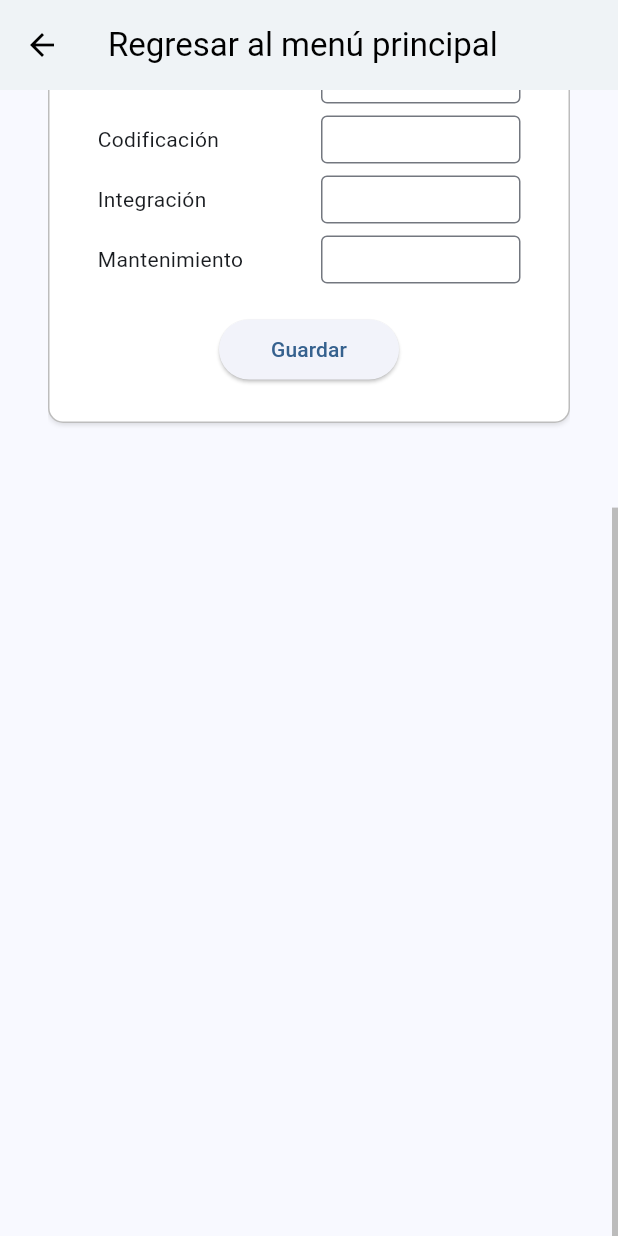
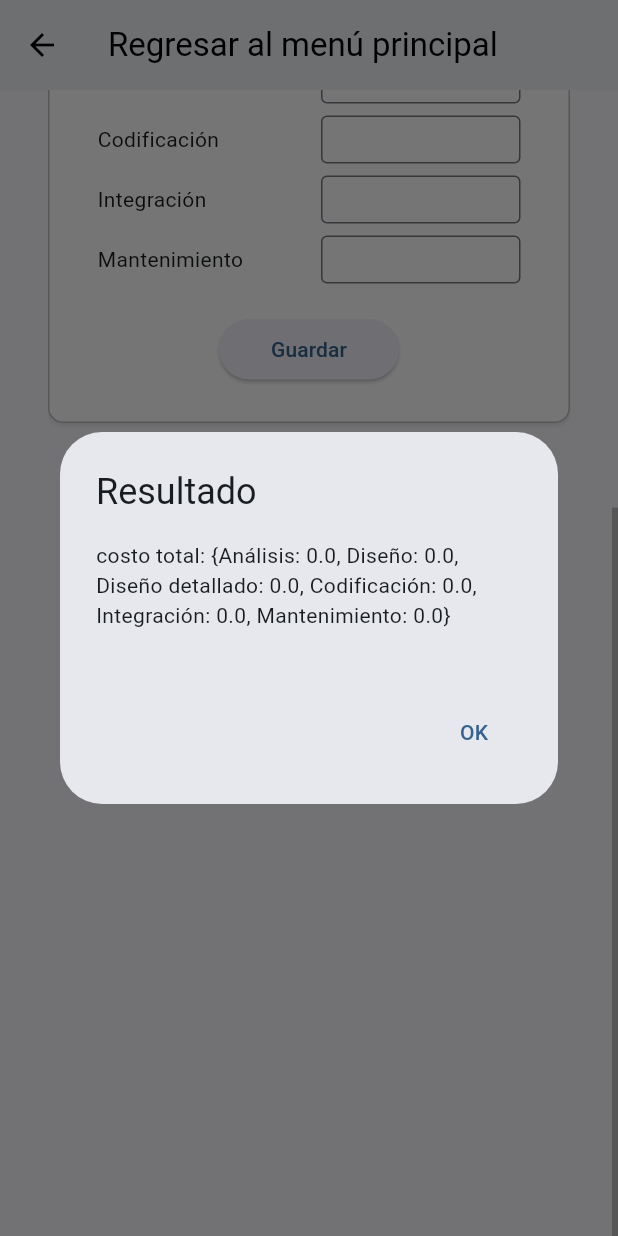
Before and after one commit to angelmendez2111/cocomo, a Flutter app: the Cocomo81View screen opened directly, tab 2 chosen, scrolled down 438 dp, after a tap on "Guardar", on a phone screen of 412 x 824 dp. Run offline on Flutter 3.47's test engine with Material 3 defaults, Android fonts, the phone set to English and light mode, and no system bars.

Commit message:
add funcionalidad costo persona-mes

```diff
--- a/lib/views/cocomo81.dart
+++ b/lib/views/cocomo81.dart
@@ -84,108 +84,7 @@ class Cocomo81View extends StatelessWidget {
                                   SingleChildScrollView(
                                     child: _ModoYTamanoTab(),
                                   ),
-                                  Column(
-                                    mainAxisAlignment: MainAxisAlignment.start,
-                                    children: [
-                                      const SizedBox(height: 12),
-                                      Center(
-                                        child: Container(
-                                          constraints: const BoxConstraints(
-                                            maxWidth: 600,
-                                          ),
-                                          padding: const EdgeInsets.symmetric(
-                                            horizontal: 32,
-                                            vertical: 24,
-                                          ),
-                                          decoration: BoxDecoration(
-                                            color: Colors.white,
-                                            border: Border.all(
-                                              color: Colors.black26,
-                                            ),
-                                            borderRadius: BorderRadius.circular(
-                                              10,
-                                            ),
-                                            boxShadow: [
-                                              BoxShadow(
-                                                color: Colors.black12,
-                                                blurRadius: 2,
-                                                offset: Offset(0, 1),
-                                              ),
-                                            ],
-                                          ),
-                                          child: Column(
-                                            mainAxisSize: MainAxisSize.min,
-                                            crossAxisAlignment:
-                                                CrossAxisAlignment.center,
-                                            children: [
-                                              const Center(
-                                                child: Text(
-                                                  'Costo persona-mes',
-                                                  style: TextStyle(
-                                                    fontSize: 24,
-                                                    fontWeight: FontWeight.bold,
-                                                  ),
-                                                  textAlign: TextAlign.center,
-                                                ),
-                                              ),
-                                              const SizedBox(height: 16),
-                                              Row(
-                                                children: const [
-                                                  Expanded(
-                                                    child: Text(
-                                                      'Etapa',
-                                                      style: TextStyle(
-                                                        fontWeight:
-                                                            FontWeight.bold,
-                                                      ),
-                                                    ),
-                                                  ),
-                                                  Expanded(
-                                                    child: Text(
-                                                      'Costo persona-mes',
-                                                      style: TextStyle(
-                                                        fontWeight:
-                                                            FontWeight.bold,
-                                                      ),
-                                                      textAlign:
-                                                          TextAlign.center,
-                                                    ),
-                                                  ),
-                                                ],
-                                              ),
-                                              const SizedBox(height: 4),
-                                              _CostoPersonaMesRow(
-                                                etapa: 'Análisis',
-                                              ),
-                                              _CostoPersonaMesRow(
-                                                etapa: 'Diseño',
-                                              ),
-                                              _CostoPersonaMesRow(
-                                                etapa: 'Diseño detallado',
-                                              ),
-                                              _CostoPersonaMesRow(
-                                                etapa: 'Codificación',
-                                              ),
-                                              _CostoPersonaMesRow(
-                                                etapa: 'Integración',
-                                              ),
-                                              _CostoPersonaMesRow(
-                                                etapa: 'Mantenimiento',
-                                              ),
-                                              const SizedBox(height: 16),
-                                              SizedBox(
-                                                width: 120,
-                                                child: ElevatedButton(
-                                                  onPressed: () {},
-                                                  child: const Text('Guardar'),
-                                                ),
-                                              ),
-                                            ],
-                                          ),
-                                        ),
-                                      ),
-                                    ],
-                                  ),
+                                  const _CostoPersonaMesTab(),
                                   const _EstimacionTab(),
                                 ],
                               ),
@@ -959,7 +858,9 @@ class _CostDriverBox extends StatelessWidget {
 
 class _CostoPersonaMesRow extends StatelessWidget {
   final String etapa;
-  const _CostoPersonaMesRow({required this.etapa});
+  final TextEditingController controller;
+
+  const _CostoPersonaMesRow({required this.etapa, required this.controller});
 
   @override
   Widget build(BuildContext context) {
@@ -973,6 +874,8 @@ class _CostoPersonaMesRow extends StatelessWidget {
             child: SizedBox(
               height: 32,
               child: TextField(
+                controller: controller,
+                keyboardType: TextInputType.number,
                 decoration: const InputDecoration(
                   isDense: true,
                   border: OutlineInputBorder(),
@@ -986,6 +889,140 @@ class _CostoPersonaMesRow extends StatelessWidget {
           ),
         ],
       ),
+    );
+  }
+}
+
+class _CostoPersonaMesTab extends StatefulWidget {
+  const _CostoPersonaMesTab();
+
+  @override
+  State<_CostoPersonaMesTab> createState() => _CostoPersonaMesTabState();
+}
+
+class _CostoPersonaMesTabState extends State<_CostoPersonaMesTab> {
+  final Map<String, TextEditingController> _controladoresCosto = {
+    'Análisis': TextEditingController(),
+    'Diseño': TextEditingController(),
+    'Diseño detallado': TextEditingController(),
+    'Codificación': TextEditingController(),
+    'Integración': TextEditingController(),
+    'Mantenimiento': TextEditingController(),
+  };
+
+  Map<String, double> _costosGuardados = {};
+
+  @override
+  void dispose() {
+    for (final controller in _controladoresCosto.values) {
+      controller.dispose();
+    }
+    super.dispose();
+  }
+
+  @override
+  Widget build(BuildContext context) {
+    return Column(
+      children: [
+        const SizedBox(height: 12),
+        Center(
+          child: Container(
+            constraints: const BoxConstraints(maxWidth: 600),
+            padding: const EdgeInsets.symmetric(horizontal: 32, vertical: 24),
+            decoration: BoxDecoration(
+              color: Colors.white,
+              border: Border.all(color: Colors.black26),
+              borderRadius: BorderRadius.circular(10),
+              boxShadow: [
+                BoxShadow(
+                  color: Colors.black12,
+                  blurRadius: 2,
+                  offset: Offset(0, 1),
+                ),
+              ],
+            ),
+            child: Column(
+              mainAxisSize: MainAxisSize.min,
+              crossAxisAlignment: CrossAxisAlignment.center,
+              children: [
+                const Center(
+                  child: Text(
+                    'Costo persona-mes',
+                    style: TextStyle(fontSize: 24, fontWeight: FontWeight.bold),
+                    textAlign: TextAlign.center,
+                  ),
+                ),
+                const SizedBox(height: 16),
+                Row(
+                  children: const [
+                    Expanded(
+                      child: Text(
+                        'Etapa',
+                        style: TextStyle(fontWeight: FontWeight.bold),
+                      ),
+                    ),
+                    Expanded(
+                      child: Text(
+                        'Costo persona-mes',
+                        textAlign: TextAlign.center,
+                        style: TextStyle(fontWeight: FontWeight.bold),
+                      ),
+                    ),
+                  ],
+                ),
+                const SizedBox(height: 4),
+                ..._controladoresCosto.entries.map((entry) {
+                  return _CostoPersonaMesRow(
+                    etapa: entry.key,
+                    controller: entry.value,
+                  );
+                }).toList(),
+                const SizedBox(height: 16),
+                SizedBox(
+                  width: 120,
+                  child: ElevatedButton(
+                    onPressed: () {
+                      final Map<String, double> nuevosCostos = {};
+                      _controladoresCosto.forEach((etapa, controller) {
+                        final valor = double.tryParse(controller.text) ?? 0.0;
+                        nuevosCostos[etapa] = valor;
+                      });
+
+                      setState(() {
+                        _costosGuardados = nuevosCostos;
+                      });
+
+                      showDialog(
+                        context: context,
+                        builder:
+                            (_) => AlertDialog(
+                              title: const Text('Resultado'),
+                              content: Text(
+                                'costo total: $_costosGuardados\n'
+                              ),
+                              actions: [
+                                TextButton(
+                                  onPressed: () => Navigator.pop(context),
+                                  child: const Text('OK'),
+                                ),
+                              ],
+                            ),
+                      );
+
+                      // ScaffoldMessenger.of(context).showSnackBar(
+                      //   const SnackBar(
+                      //     content: Text('Costos guardados correctamente'),
+                      //   ),
+                      // );
+                    },
+                    child: const Text('Guardar'),
+                  ),
+                ),
+              ],
+            ),
+          ),
+        ),
+      ],
     );
   }
 }
```
